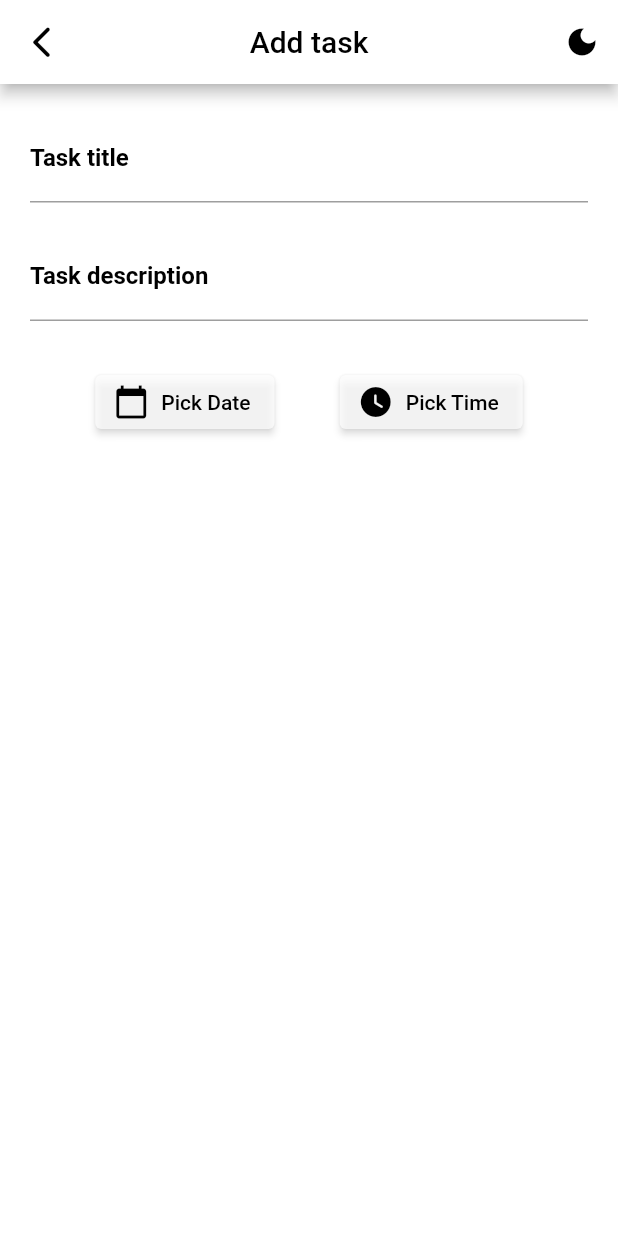
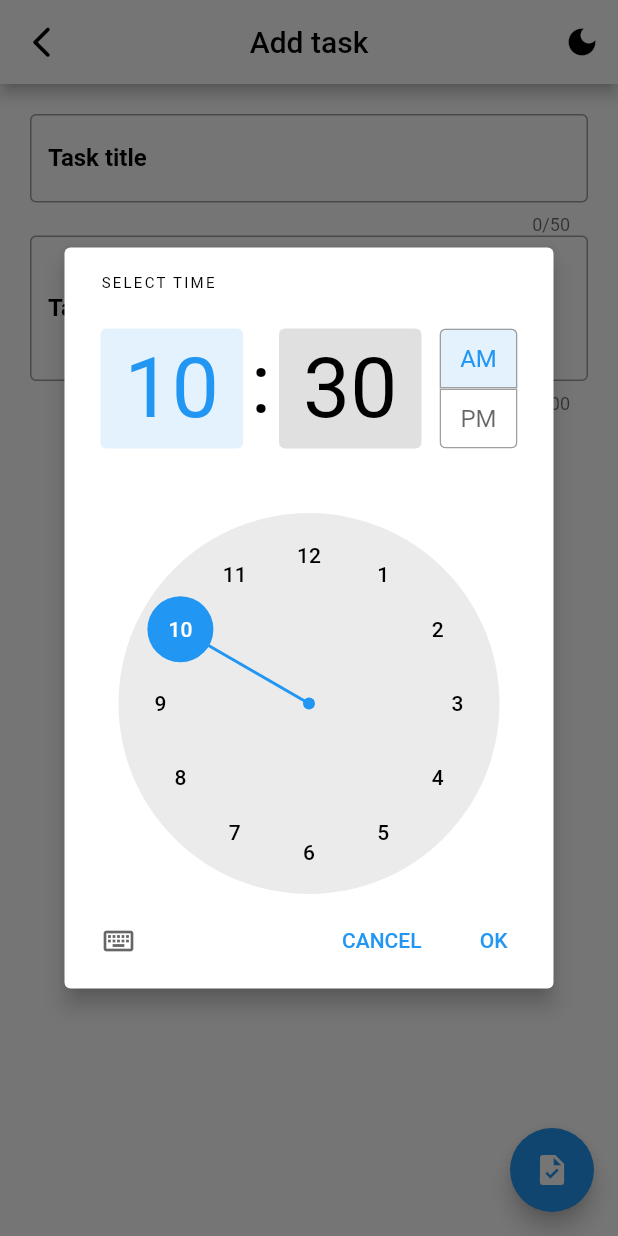
Before and after one commit to PratyayDhond/To-Do-list-app, a Flutter app: the AddNote screen opened directly, after a tap on "Pick Time", on a phone screen of 412 x 824 dp. Run offline on Flutter 3.47's test engine with Material 2 defaults, Android fonts, the phone set to English and light mode, and no system bars; our stand-ins replace hexcolor.

Commit message:
Added Snackbar and date time functions

```diff
--- a/to_do_app/lib/Services/date_time.dart
+++ /dev/null
@@ -1,5 +0,0 @@
-
-
-class DateTime{
-
-}
--- a/to_do_app/lib/Services/theme.dart
+++ b/to_do_app/lib/Services/theme.dart
@@ -6,7 +6,7 @@ class theme{
   static var bg_color_appBar = Colors.white;
   static var bg_color_body = Colors.white;
   static var text_color = Colors.black;
-  static var drawer_bg_color = Colors.white;
+  static var snackBarColor = Colors.white;
   static var drawer_icon_color = Colors.black;
   static var app_icon_color = Colors.black;
   static var divider_color = Colors.black26;
@@ -15,14 +15,16 @@ class theme{
   static var cursor_color = Colors.black;
   static var buttonColor = Colors.white70;
   static var buttonColorSplash = Colors.black45;
-  static var card_color = HexColor('#ff595959');
+  static HexColor card_color = HexColor('#ff595959');
+  static var defaultBorder = Colors.white24;
 
   static setVals(){
     if(dark_mode){
+      defaultBorder = Colors.red;
       bg_color_appBar = Colors.black;
       bg_color_body = HexColor('#ff1a1a1a');
       text_color = Colors.white;
-      drawer_bg_color = HexColor('#ff1a1a1a');
+      snackBarColor = Colors.white;
       drawer_icon_color = Colors.white;
       app_icon_color = Colors.white;
       divider_color = Colors.white24;
@@ -32,12 +34,13 @@ class theme{
       buttonColorSplash = Colors.white70;
 
     }else{
+      defaultBorder = Colors.green;
       buttonColor = Colors.white70;
       buttonColorSplash = Colors.black45;
       bg_color_appBar = Colors.white;
       bg_color_body = Colors.white;
       text_color = Colors.black;
-      drawer_bg_color = HexColor('#ffffffff');
+      snackBarColor = Colors.black;
       drawer_icon_color = Colors.black;
       app_icon_color = Colors.black;
       divider_color = Colors.black26;
--- a/to_do_app/lib/views/add_note.dart
+++ b/to_do_app/lib/views/add_note.dart
@@ -12,6 +12,8 @@ class AddNote extends StatefulWidget{
 class AddNoteState extends State<AddNote>{
   TextEditingController titleController = TextEditingController();
   TextEditingController descriptionController = TextEditingController();
+  var SelectedDate;
+  var SelectedTime;
 
   @override
   Widget build(BuildContext context) {
@@ -50,6 +52,10 @@ class AddNoteState extends State<AddNote>{
               icon: Icon(Icons.dark_mode,color: theme.app_icon_color,)),
         ],
       ),
+      floatingActionButton: FloatingActionButton(
+        onPressed: (){},
+        child: Icon(Icons.task),
+      ),
       body: Container(
         child: Padding(
           padding: EdgeInsets.all(20.0),
@@ -58,20 +64,29 @@ class AddNoteState extends State<AddNote>{
                 TextFormField(
                   controller: descriptionController,
                   decoration: InputDecoration(
+                    border: OutlineInputBorder(),
+                    focusedBorder: OutlineInputBorder(
+                        borderSide: BorderSide(color: theme.app_icon_color)
+                    ),
                     hintText: 'e.g. Go for a walk',
                     hintStyle: TextStyle(color: theme.text_color, ),
                     labelText: 'Task title',
                     labelStyle: TextStyle(color: theme.text_color,fontWeight: FontWeight.bold),
                   ),
+                  maxLength: 50,
                 ),
-                 SizedBox(height: 20),
                  TextFormField(
                   controller: titleController,
                   decoration: InputDecoration(
-
+                    border: OutlineInputBorder(),
+                    focusedBorder: OutlineInputBorder(
+                      borderSide: BorderSide(color: theme.app_icon_color)
+                    ),
                     labelText: 'Task description',
                     labelStyle: TextStyle(color: theme.text_color,fontWeight: FontWeight.bold),
                   ),
+                   maxLines: 3,
+                   maxLength: 1000,
                 ),
                 SizedBox(height: 30),
                 Row(
@@ -84,11 +99,13 @@ class AddNoteState extends State<AddNote>{
                           shadowColor: MaterialStateProperty.all(theme.bg_color_appBar),
                           // elevation: MaterialStateProperty.all(3),
                         ),
-                        onPressed: (){
-
+                        onPressed: ()async{
+                          await _selectDate(context);
+                          String date = SelectedDate.subString(0,SelectedDate.indexOf(' '));
+                          print(date);
                         },
                         icon: Icon(Icons.calendar_today,color: theme.app_icon_color,),
-                        label: Text('Pick Date',style: TextStyle(color: theme.text_color),
+                        label: Text(SelectedDate == null ? 'Pick Date' : '$SelectedDate',style: TextStyle(color: theme.text_color),
                         ),
                     ),
                     ElevatedButton.icon(
@@ -98,15 +115,20 @@ class AddNoteState extends State<AddNote>{
                           shadowColor: MaterialStateProperty.all(theme.bg_color_appBar),
                           // elevation: MaterialStateProperty.all(3),
                         ),
-                        onPressed: (){
-
+                        onPressed: ()async{
+                          await _selectTime(context);
                         },
                         icon: Icon(Icons.watch_later_rounded,color: theme.app_icon_color,),
-                        label: Text('Pick Time',style: TextStyle(color: theme.text_color),
+                        label: Text(SelectedTime == null ? 'Pick Time' : '$SelectedTime',style: TextStyle(color: theme.text_color),
                         ),
                     ),
                   ],
-                )
+                ),
+              Row(
+                mainAxisAlignment: MainAxisAlignment.spaceEvenly,
+                children: [
+                ],
+              )
             ],
           ),
         ),
@@ -114,4 +136,45 @@ class AddNoteState extends State<AddNote>{
     );
   }
 
+  var currentDate = DateTime.now();
+
+  Future<void> _selectDate(BuildContext context) async {
+    final DateTime? pickedDate = await showDatePicker(
+        context: context,
+        initialDate: currentDate,
+        firstDate: DateTime.now(),
+        lastDate: DateTime(2050));
+    if (pickedDate != null && pickedDate != currentDate)
+      setState(() {
+        String date = pickedDate.toString().substring(0,10);
+        SelectedDate = date;
+      });
+    }
+
+    Future<void> _selectTime(BuildContext context) async {
+      final TimeOfDay? pickedTime = await showTimePicker(
+        context: context,
+        initialTime: TimeOfDay.now(),
+      );
+      if(pickedTime != null && pickedTime != TimeOfDay.now()){
+        String time = pickedTime.toString().substring(10,15);
+        print(time);
+        setState(() {
+          SelectedTime = time;
+        });
+      }
+      if (pickedTime != null && pickedTime == TimeOfDay.now()) {
+      ScaffoldMessenger.of(context).showSnackBar(
+          SnackBar(
+              backgroundColor: theme.dark_mode? Colors.black : Colors.white,
+              content: Text('Time cannot be set to present time',
+                    style: TextStyle(color: Colors.red,
+                        fontWeight: FontWeight.bold,
+                        fontSize: 18),
+              )
+          )
+        );
+      }
+    }
+
 }
```
Also changed, not shown: to_do_app/lib/main.dart (+6 -2 lines).
